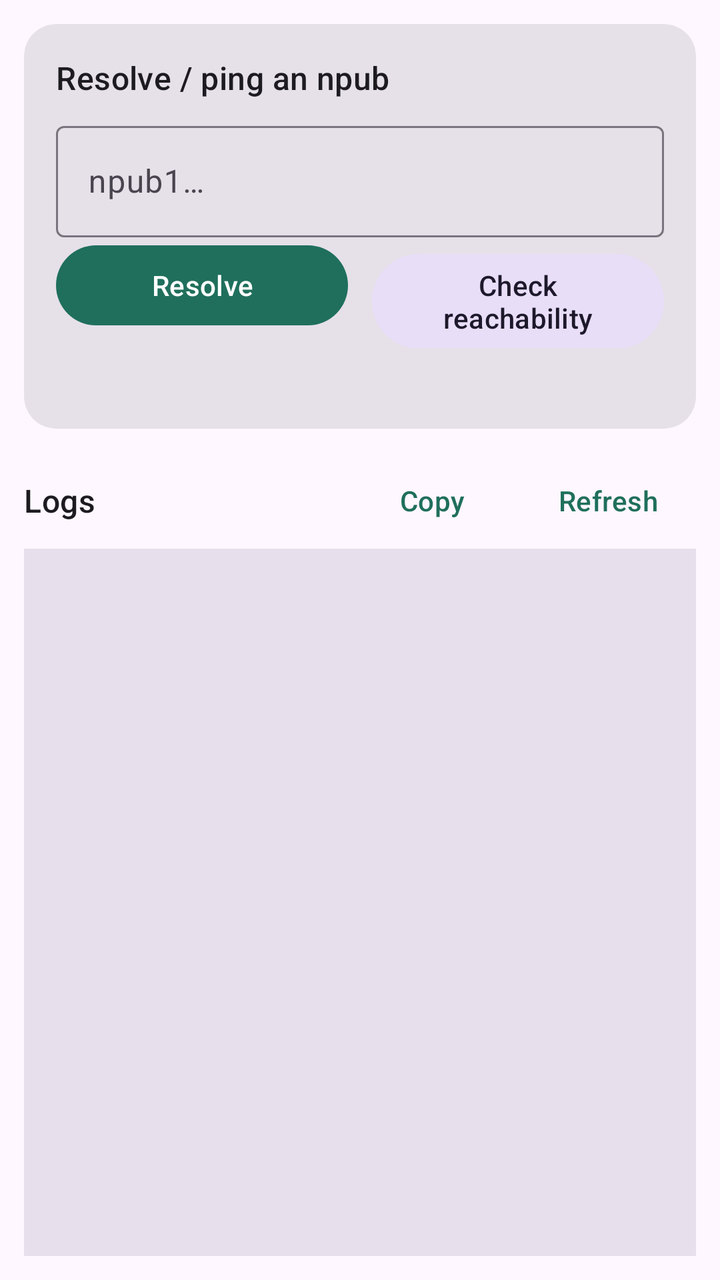
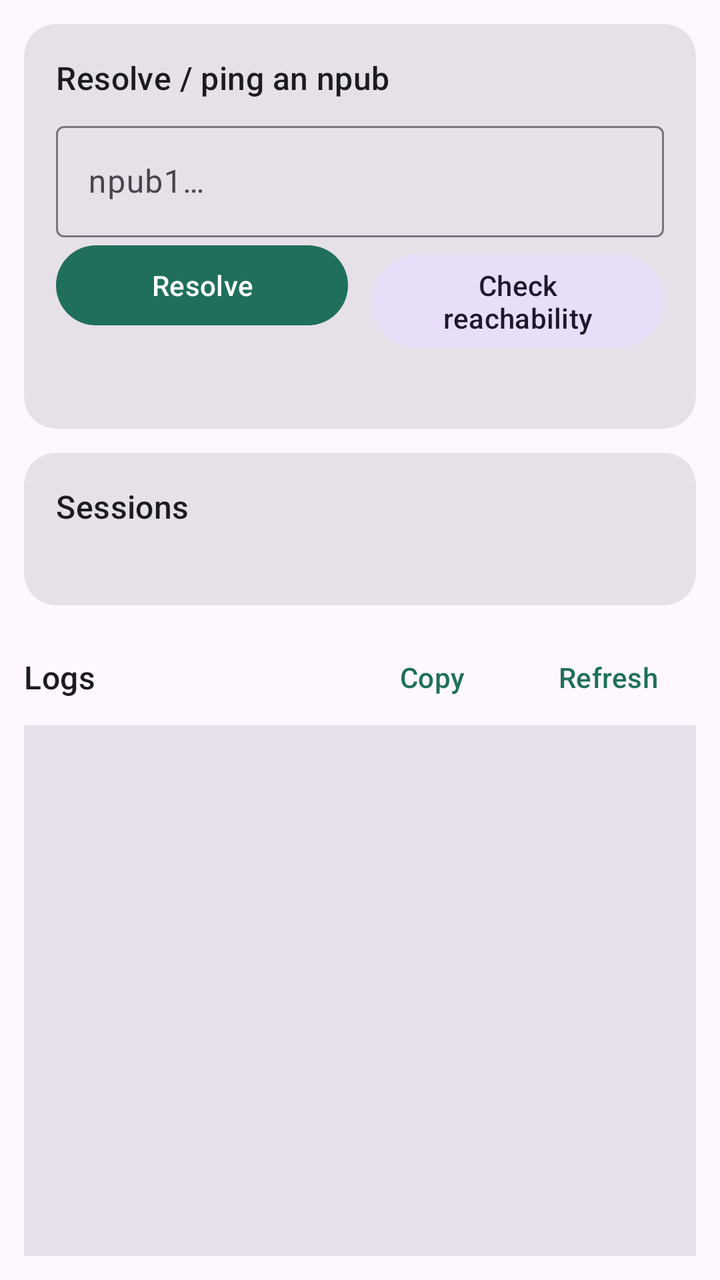

The first picture is an Android layout as it rendered before a commit; the second is the same layout after the commit. The layout source and the unified diff follow.
<!-- AndroidManifest.xml: application theme Theme.Fips -->
<!-- res/layout/fragment_troubleshoot.xml -->
<?xml version="1.0" encoding="utf-8"?>
<LinearLayout xmlns:android="http://schemas.android.com/apk/res/android"
    xmlns:app="http://schemas.android.com/apk/res-auto"
    android:layout_width="match_parent"
    android:layout_height="match_parent"
    android:orientation="vertical"
    android:clipToPadding="false"
    android:padding="12dp"
    android:paddingBottom="88dp">

    
    <com.google.android.material.card.MaterialCardView
        style="@style/Widget.Material3.CardView.Filled"
        android:layout_width="match_parent"
        android:layout_height="wrap_content"
        android:layout_marginBottom="12dp"
        app:cardCornerRadius="16dp">

        <LinearLayout
            android:layout_width="match_parent"
            android:layout_height="wrap_content"
            android:orientation="vertical"
            android:padding="16dp">

            <TextView
                android:layout_width="wrap_content"
                android:layout_height="wrap_content"
                android:text="Resolve / ping an npub"
                android:textAppearance="?attr/textAppearanceTitleMedium" />

            <com.google.android.material.textfield.TextInputLayout
                style="@style/Widget.Material3.TextInputLayout.OutlinedBox"
                android:layout_width="match_parent"
                android:layout_height="wrap_content"
                android:layout_marginTop="8dp"
                android:hint="npub1…">
                <com.google.android.material.textfield.TextInputEditText
                    android:id="@+id/probe_npub"
                    android:layout_width="match_parent"
                    android:layout_height="wrap_content"
                    android:inputType="text" />
            </com.google.android.material.textfield.TextInputLayout>

            <LinearLayout
                android:layout_width="match_parent"
                android:layout_height="wrap_content"
                android:orientation="horizontal">

                <com.google.android.material.button.MaterialButton
                    android:id="@+id/resolve"
                    android:layout_width="0dp"
                    android:layout_height="wrap_content"
                    android:layout_weight="1"
                    android:layout_marginEnd="6dp"
                    android:text="Resolve" />

                <com.google.android.material.button.MaterialButton
                    android:id="@+id/reachability"
                    style="@style/Widget.Material3.Button.TonalButton"
                    android:layout_width="0dp"
                    android:layout_height="wrap_content"
                    android:layout_weight="1"
                    android:layout_marginStart="6dp"
                    android:text="Check reachability" />
            </LinearLayout>

            <TextView
                android:id="@+id/probe_result"
                android:layout_width="match_parent"
                android:layout_height="wrap_content"
                android:layout_marginTop="8dp"
                android:fontFamily="monospace"
                android:textIsSelectable="true"
                android:textSize="12sp" />
        </LinearLayout>
    </com.google.android.material.card.MaterialCardView>

    
    <LinearLayout
        android:layout_width="match_parent"
        android:layout_height="wrap_content"
        android:gravity="center_vertical"
        android:orientation="horizontal">

        <TextView
            android:layout_width="0dp"
            android:layout_height="wrap_content"
            android:layout_weight="1"
            android:text="Logs"
            android:textAppearance="?attr/textAppearanceTitleMedium" />

        <com.google.android.material.button.MaterialButton
            android:id="@+id/copy_logs"
            style="@style/Widget.Material3.Button.TextButton"
            android:layout_width="wrap_content"
            android:layout_height="wrap_content"
            android:text="Copy" />

        <com.google.android.material.button.MaterialButton
            android:id="@+id/refresh_logs"
            style="@style/Widget.Material3.Button.TextButton"
            android:layout_width="wrap_content"
            android:layout_height="wrap_content"
            android:text="Refresh" />
    </LinearLayout>

    <ScrollView
        android:id="@+id/log_scroll"
        android:layout_width="match_parent"
        android:layout_height="0dp"
        android:layout_weight="1"
        android:background="?attr/colorSurfaceVariant"
        android:padding="8dp">

        <TextView
            android:id="@+id/log_view"
            android:layout_width="match_parent"
            android:layout_height="wrap_content"
            android:fontFamily="monospace"
            android:textIsSelectable="true"
            android:textSize="10sp" />
    </ScrollView>
</LinearLayout>
<!-- resources referenced by this layout -->
<resources>
  <style name="Theme.Fips" parent="Theme.Material3.DayNight.NoActionBar">
          <item name="colorPrimary">@color/fips_primary</item>
          <item name="colorOnPrimary">@color/fips_on_primary</item>
          <item name="colorPrimaryContainer">@color/fips_primary_container</item>
          <item name="colorOnPrimaryContainer">@color/fips_on_primary_container</item>
          <item name="colorSecondary">@color/fips_secondary</item>
          <item name="android:statusBarColor">?attr/colorSurface</item>
      </style>
  <color name="fips_primary">#1F6F5C</color>
  <color name="fips_on_primary">#FFFFFF</color>
  <color name="fips_primary_container">#A6F2DC</color>
  <color name="fips_on_primary_container">#002019</color>
  <color name="fips_secondary">#4A635B</color>
</resources>

<!-- the commit's change to res/layout/fragment_troubleshoot.xml (unified diff, before → after) -->
@@ -76,6 +76,37 @@
     </com.google.android.material.card.MaterialCardView>
 
     
+    <com.google.android.material.card.MaterialCardView
+        style="@style/Widget.Material3.CardView.Filled"
+        android:layout_width="match_parent"
+        android:layout_height="wrap_content"
+        android:layout_marginBottom="12dp"
+        app:cardCornerRadius="16dp">
+
+        <LinearLayout
+            android:layout_width="match_parent"
+            android:layout_height="wrap_content"
+            android:orientation="vertical"
+            android:padding="16dp">
+
+            <TextView
+                android:layout_width="wrap_content"
+                android:layout_height="wrap_content"
+                android:text="Sessions"
+                android:textAppearance="?attr/textAppearanceTitleMedium" />
+
+            <TextView
+                android:id="@+id/sessions_view"
+                android:layout_width="match_parent"
+                android:layout_height="wrap_content"
+                android:layout_marginTop="8dp"
+                android:fontFamily="monospace"
+                android:textIsSelectable="true"
+                android:textSize="11sp" />
+        </LinearLayout>
+    </com.google.android.material.card.MaterialCardView>
+
+    
     <LinearLayout
         android:layout_width="match_parent"
         android:layout_height="wrap_content"
